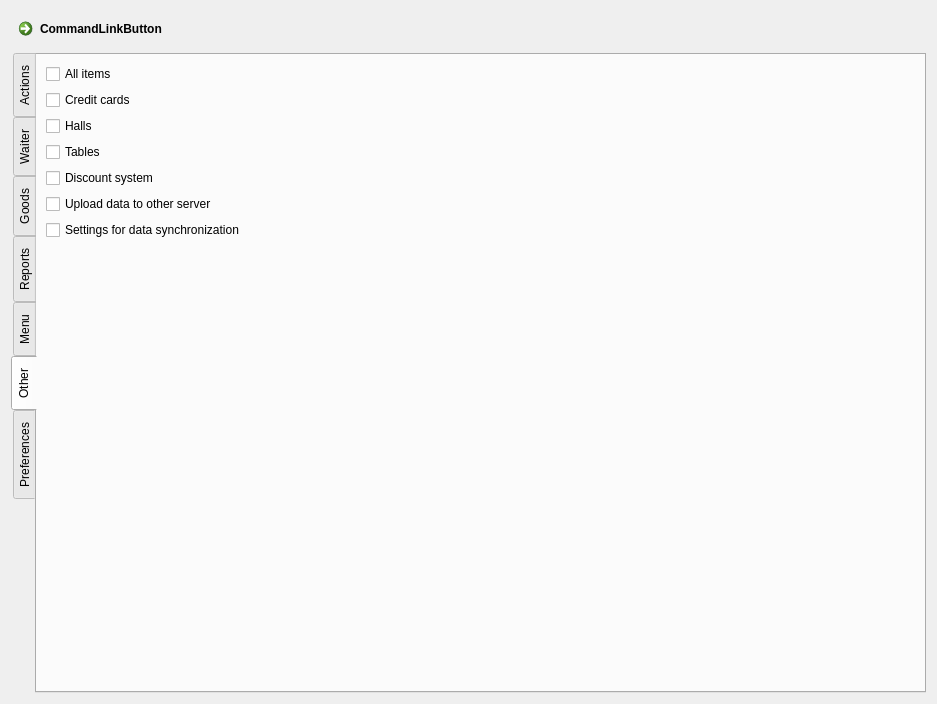
The window that FrontDesk/c5grouppermissionseditor.ui (End1-1/Cafe5) describes before a commit, drawn with Qt 5.
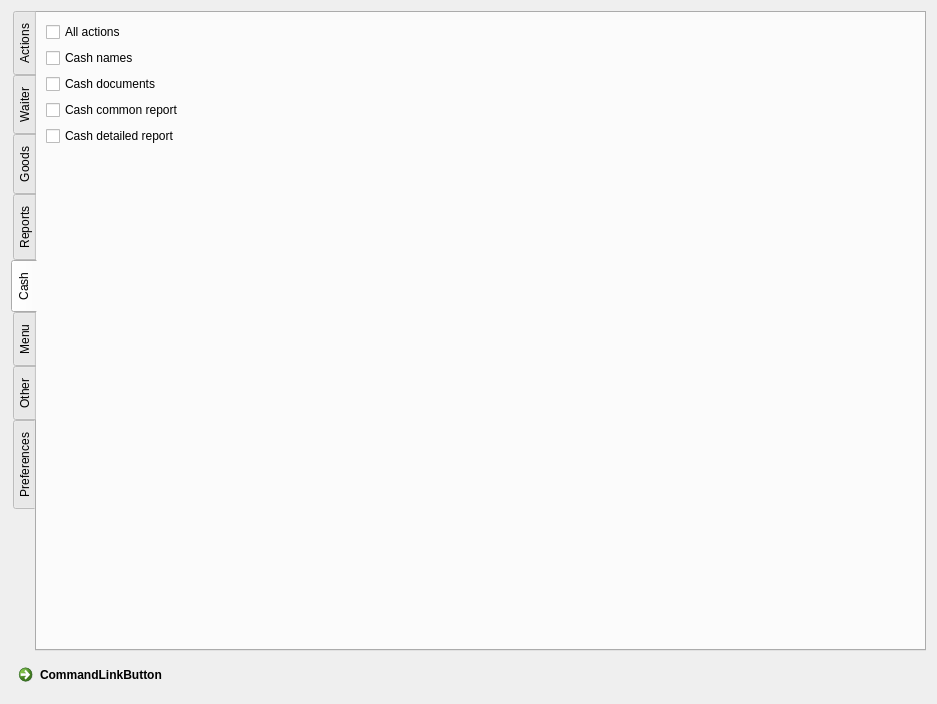
The same window after the commit. The open tabs and pages were chosen to show the change. Custom widgets are drawn as their Qt base class.

```diff
--- a/FrontDesk/c5grouppermissionseditor.ui
+++ b/FrontDesk/c5grouppermissionseditor.ui
@@ -14,13 +14,6 @@
    <string>Form</string>
   </property>
   <layout class="QVBoxLayout" name="verticalLayout">
-   <item>
-    <widget class="QCommandLinkButton" name="lbGroup">
-     <property name="text">
-      <string>CommandLinkButton</string>
-     </property>
-    </widget>
-   </item>
    <item>
     <widget class="QTabWidget" name="tw">
      <property name="tabPosition">
@@ -419,6 +412,76 @@
        </item>
       </layout>
      </widget>
+     <widget class="QWidget" name="tab_8">
+      <attribute name="title">
+       <string>Cash</string>
+      </attribute>
+      <layout class="QGridLayout" name="gridLayout">
+       <item row="0" column="0">
+        <widget class="C5CheckBox" name="chCash">
+         <property name="text">
+          <string>All actions</string>
+         </property>
+         <property name="Tag" stdset="0">
+          <number>800</number>
+         </property>
+        </widget>
+       </item>
+       <item row="1" column="0">
+        <widget class="C5CheckBox" name="checkBox_49">
+         <property name="text">
+          <string>Cash names</string>
+         </property>
+         <property name="Tag" stdset="0">
+          <number>804</number>
+         </property>
+        </widget>
+       </item>
+       <item row="2" column="0">
+        <widget class="C5CheckBox" name="checkBox_50">
+         <property name="text">
+          <string>Cash documents</string>
+         </property>
+         <property name="Tag" stdset="0">
+          <number>801</number>
+         </property>
+        </widget>
+       </item>
+       <item row="3" column="0">
+        <widget class="C5CheckBox" name="checkBox_51">
+         <property name="text">
+          <string>Cash common report</string>
+         </property>
+         <property name="Tag" stdset="0">
+          <number>802</number>
+         </property>
+        </widget>
+       </item>
+       <item row="4" column="0">
+        <widget class="C5CheckBox" name="checkBox_52">
+         <property name="text">
+          <string>Cash detailed report</string>
+         </property>
+         <property name="Tag" stdset="0">
+          <number>803</number>
+         </property>
+        </widget>
+       </item>
+       <item row="5" column="0">
+        <spacer name="verticalSpacer_8">
+         <property name="orientation">
+          <enum>Qt::Vertical</enum>
+         </property>
+         <property name="sizeHint" stdset="0">
+          <size>
+           <width>20</width>
+           <height>498</height>
+          </size>
+         </property>
+        </spacer>
+       </item>
+      </layout>
+     </widget>
      <widget class="QWidget" name="tab_4">
       <attribute name="title">
        <string>Menu</string>
@@ -711,6 +774,13 @@
      </widget>
     </widget>
    </item>
+   <item>
+    <widget class="QCommandLinkButton" name="lbGroup">
+     <property name="text">
+      <string>CommandLinkButton</string>
+     </property>
+    </widget>
+   </item>
   </layout>
  </widget>
  <customwidgets>
```
Left out of the diff: 88 changed lines with no effect on the pictures.
